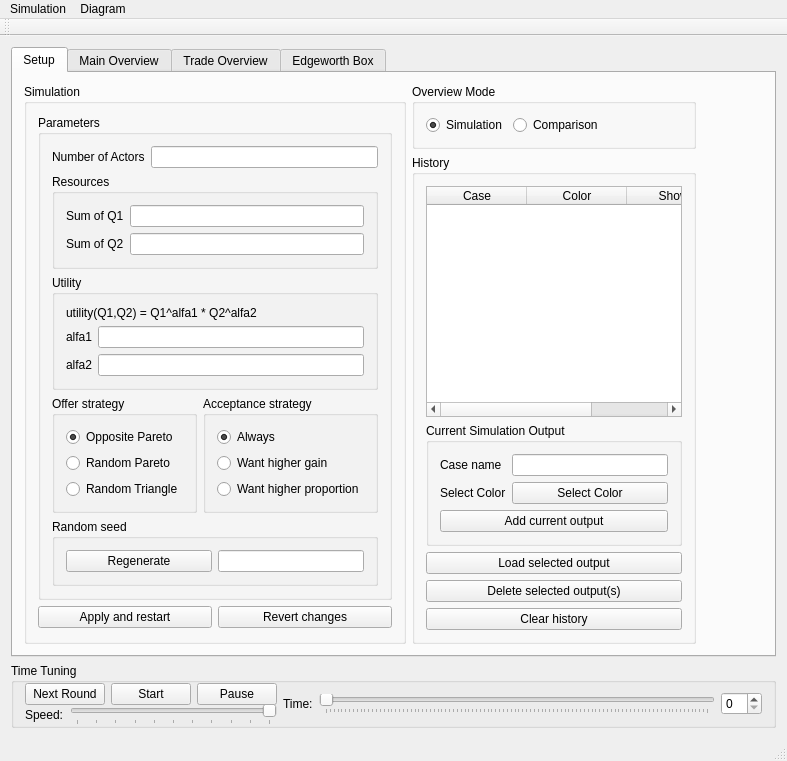
kottalovag/marketplayer, file code/app/MarketPlayer/mainwindow.ui: the form before one commit.
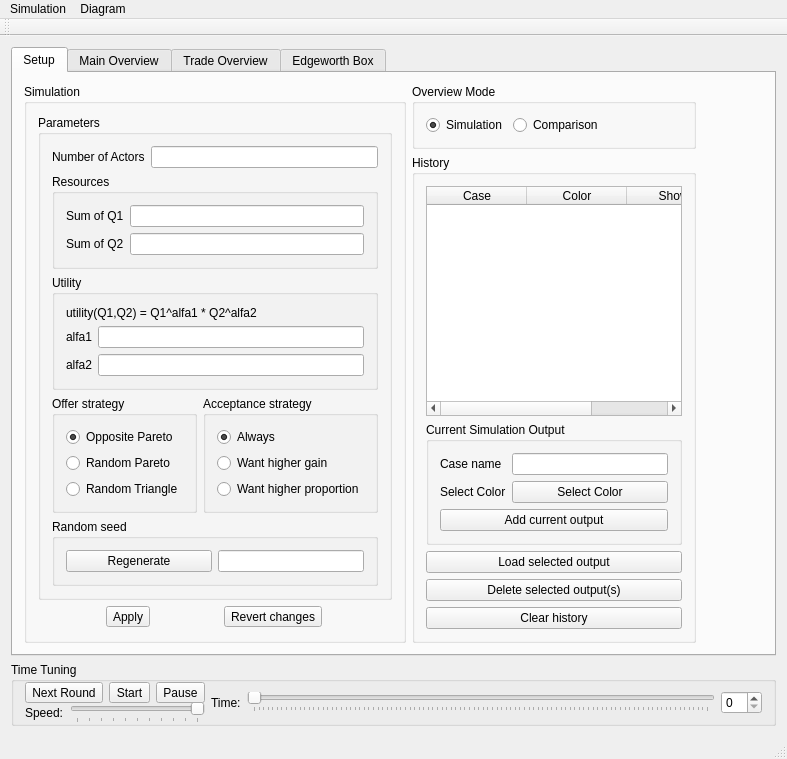
The form after the commit. The open tabs and pages were chosen to show the change. Custom widgets are drawn as their Qt base class.

Commit message: [m] Comparison mode fulfilled *PlottableBundles introduced to be able to represent more data on a single plot -Each Plot class got its corresponding PlottableBundle type -The Plot provides the plottablebundle for the outside world by a key -The bundle is updated when data changes -The plot maintains the axis ranges

Patch:
```diff
--- a/code/app/MarketPlayer/mainwindow.ui
+++ b/code/app/MarketPlayer/mainwindow.ui
@@ -324,14 +324,14 @@
            <item>
             <layout class="QHBoxLayout" name="horizontalLayout_4">
              <item>
-              <widget class="QPushButton" name="pushButtonApply">
+              <widget class="QToolButton" name="toolButtonApply">
                <property name="text">
-                <string>Apply and restart</string>
+                <string>Apply</string>
                </property>
               </widget>
              </item>
              <item>
-              <widget class="QPushButton" name="pushButtonRevertChanges">
+              <widget class="QToolButton" name="toolButtonRevertChanges">
                <property name="text">
                 <string>Revert changes</string>
                </property>
@@ -828,21 +828,21 @@
          <item>
           <layout class="QHBoxLayout" name="horizontalLayout_10">
            <item>
-            <widget class="QPushButton" name="pushButtonNextRound">
+            <widget class="QToolButton" name="toolButtonNextRound">
              <property name="text">
               <string>Next Round</string>
              </property>
             </widget>
            </item>
            <item>
-            <widget class="QPushButton" name="pushButtonStart">
+            <widget class="QToolButton" name="toolButtonStart">
              <property name="text">
               <string>Start</string>
              </property>
             </widget>
            </item>
            <item>
-            <widget class="QPushButton" name="pushButtonPause">
+            <widget class="QToolButton" name="toolButtonPause">
              <property name="text">
               <string>Pause</string>
              </property>
```
Left out of the diff: 35 changed lines with no effect on the pictures. The commit also changes 38 other files.
